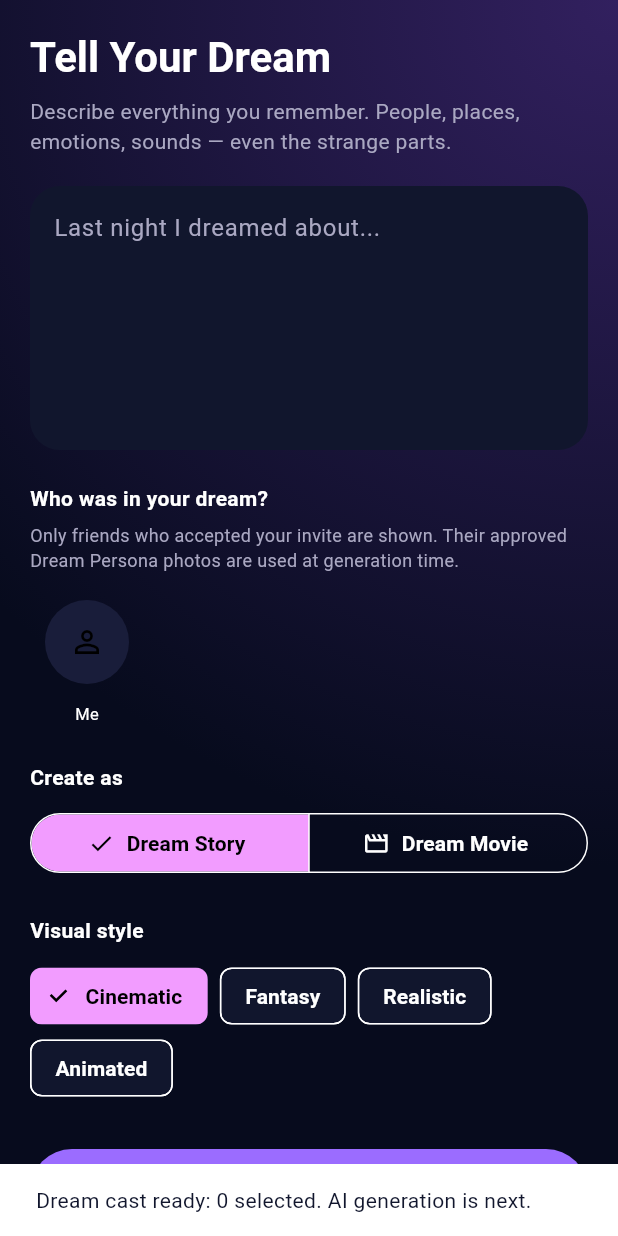
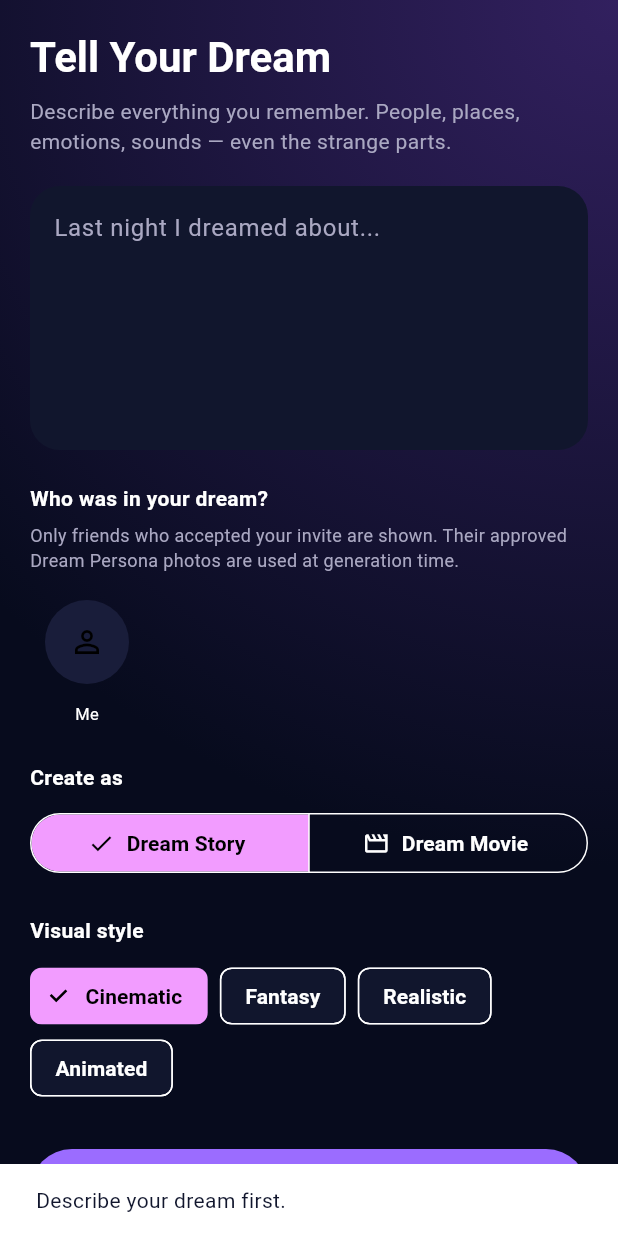
Before and after one commit to ujwaljetly-create/dream-logs, a Flutter app: the CreateDreamScreen widget shown alone on an empty page, opened directly, after a tap on "Recreate My Dream", on a phone screen of 412 x 824 dp. Run offline on Flutter 3.47's test engine with Material 3 defaults, Android fonts, the phone set to English and light mode, and no system bars; our stand-ins replace cloud_firestore, firebase_auth, firebase_core, firebase_storage, image_picker; accounts and stored records are empty; Roboto replaces fonts that are missing (Arial, Georgia).

Commit message:
Deduplicate friends, resolve names, include personas, and queue dream requests

```diff
--- a/lib/features/create/create_dream_screen.dart
+++ b/lib/features/create/create_dream_screen.dart
@@ -3,6 +3,7 @@ import 'package:firebase_auth/firebase_auth.dart';
 import 'package:flutter/material.dart';
 
 import '../../core/theme/app_theme.dart';
+import '../../core/services/dream_cast_service.dart';
 import '../../widgets/dream_gradient.dart';
 
 class CreateDreamScreen extends StatefulWidget {
@@ -15,6 +16,31 @@ class _CreateDreamScreenState extends State<CreateDreamScreen> {
   bool movie = false;
   String style = 'Cinematic';
   final selected = <String>{};
+  final description = TextEditingController();
+  bool saving = false;
+  final castService = DreamCastService();
+
+  @override
+  void dispose() { description.dispose(); super.dispose(); }
+
+  Future<void> _submit() async {
+    final prompt = description.text.trim();
+    if (prompt.isEmpty) {
+      ScaffoldMessenger.of(context).showSnackBar(const SnackBar(content: Text('Describe your dream first.')));
+      return;
+    }
+    setState(() => saving = true);
+    try {
+      await FirebaseFirestore.instance.collection('dreams').add({
+        'ownerUid': uid, 'description': prompt, 'type': movie ? 'movie' : 'story',
+        'style': style, 'castIds': selected.toList(), 'status': 'queued',
+        'createdAt': FieldValue.serverTimestamp(),
+      });
+      if (mounted) ScaffoldMessenger.of(context).showSnackBar(const SnackBar(content: Text('Dream request saved. Generation worker is not connected yet.')));
+    } catch (e) {
+      if (mounted) ScaffoldMessenger.of(context).showSnackBar(SnackBar(content: Text('Could not save dream: $e')));
+    } finally { if (mounted) setState(() => saving = false); }
+  }
 
   String get uid => FirebaseAuth.instance.currentUser!.uid;
 
@@ -26,7 +52,7 @@ class _CreateDreamScreenState extends State<CreateDreamScreen> {
       const Text('Describe everything you remember. People, places, emotions, sounds — even the strange parts.',
         style: TextStyle(color: DreamColors.muted, height: 1.45)),
       const SizedBox(height: 20),
-      const TextField(minLines: 6, maxLines: 10, decoration: InputDecoration(hintText: 'Last night I dreamed about...')),
+      TextField(controller: description, minLines: 6, maxLines: 10, decoration: InputDecoration(hintText: 'Last night I dreamed about...')),
       const SizedBox(height: 22),
       const Text('Who was in your dream?', style: TextStyle(fontWeight: FontWeight.bold, fontFamily: 'Arial')),
       const SizedBox(height: 6),
@@ -34,22 +60,54 @@ class _CreateDreamScreenState extends State<CreateDreamScreen> {
         style: TextStyle(color: DreamColors.muted, fontSize: 12)),
       const SizedBox(height: 12),
       StreamBuilder<QuerySnapshot<Map<String, dynamic>>>(
-        stream: FirebaseFirestore.instance.collection('castInvites').where(Filter.or(
-          Filter('senderUid', isEqualTo: uid), Filter('recipientUid', isEqualTo: uid))).snapshots(),
-        builder: (context, snapshot) {
-          final accepted = snapshot.data?.docs.where((d) => d.data()['status'] == 'accepted').toList() ?? [];
+        stream: castService.watchSentInvites(),
+        builder: (context, sent) => StreamBuilder<QuerySnapshot<Map<String, dynamic>>>(
+          stream: castService.watchIncomingInvites(),
+          builder: (context, incoming) => StreamBuilder<QuerySnapshot<Map<String, dynamic>>>(
+            stream: castService.watchPersonas(),
+            builder: (context, personas) {
+              if (sent.hasError || incoming.hasError || personas.hasError) {
+                return const Text('Could not load Dream Cast.');
+              }
+              if (!sent.hasData || !incoming.hasData || !personas.hasData) {
+                return const LinearProgressIndicator();
+              }
+              final friendIds = <String>{};
+              for (final doc in [...sent.data!.docs, ...incoming.data!.docs]) {
+                final d = doc.data();
+                if (d['status'] != 'accepted') continue;
+                final other = (d['senderUid'] == uid ? d['recipientUid'] : d['senderUid']) as String?;
+                if (other != null && other != uid) friendIds.add(other);
+              }
               return Wrap(spacing: 12, runSpacing: 12, children: [
                 _CastChoice(label: 'Me', photoUrl: null, selected: selected.contains(uid), onTap: () => _toggle(uid)),
-            ...accepted.map((doc) {
+                ...friendIds.map((id) => FutureBuilder<CastUser?>(
+                  future: castService.getUserByUid(id),
+                  builder: (context, snapshot) {
+                    final user = snapshot.data;
+                    return _CastChoice(
+                      label: user?.displayName ?? (snapshot.connectionState == ConnectionState.waiting ? 'Loading...' : 'Friend'),
+                      photoUrl: user?.photoUrl,
+                      selected: selected.contains(id),
+                      onTap: () => _toggle(id),
+                    );
+                  },
+                )),
+                ...personas.data!.docs.map((doc) {
                   final d = doc.data();
-              final mine = d['senderUid'] == uid;
-              final id = (mine ? d['recipientUid'] : d['senderUid']) as String;
-              final name = (mine ? d['recipientDisplayName'] : d['senderDisplayName']) as String? ?? 'Friend';
-              final photo = (mine ? d['recipientPhotoUrl'] : d['senderPhotoUrl']) as String?;
-              return _CastChoice(label: name, photoUrl: photo, selected: selected.contains(id), onTap: () => _toggle(id));
+                  final urls = List<String>.from(d['photoUrls'] ?? const []);
+                  final id = 'persona:${doc.id}';
+                  return _CastChoice(
+                    label: d['name'] as String? ?? 'Person',
+                    photoUrl: urls.isEmpty ? null : urls.first,
+                    selected: selected.contains(id),
+                    onTap: () => _toggle(id),
+                  );
                 }),
               ]);
             },
+          ),
+        ),
       ),
       const SizedBox(height: 24),
       const Text('Create as', style: TextStyle(fontWeight: FontWeight.bold, fontFamily: 'Arial')),
@@ -68,8 +126,7 @@ class _CreateDreamScreenState extends State<CreateDreamScreen> {
       const SizedBox(height: 30),
       FilledButton.icon(
         style: FilledButton.styleFrom(padding: const EdgeInsets.symmetric(vertical: 18), backgroundColor: DreamColors.violet),
-        onPressed: () => ScaffoldMessenger.of(context).showSnackBar(SnackBar(
-          content: Text('Dream cast ready: ' + selected.length.toString() + ' selected. AI generation is next.'))),
+        onPressed: saving ? null : _submit,
         icon: const Icon(Icons.auto_awesome), label: const Text('Recreate My Dream')),
     ],
   )));
```
Lines whose indentation alone changed are shown as unchanged.
